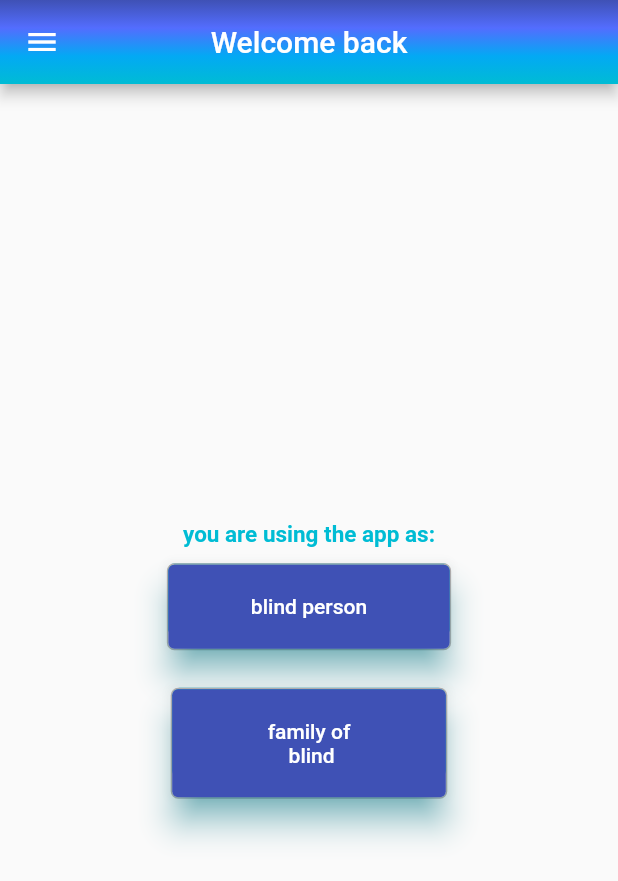
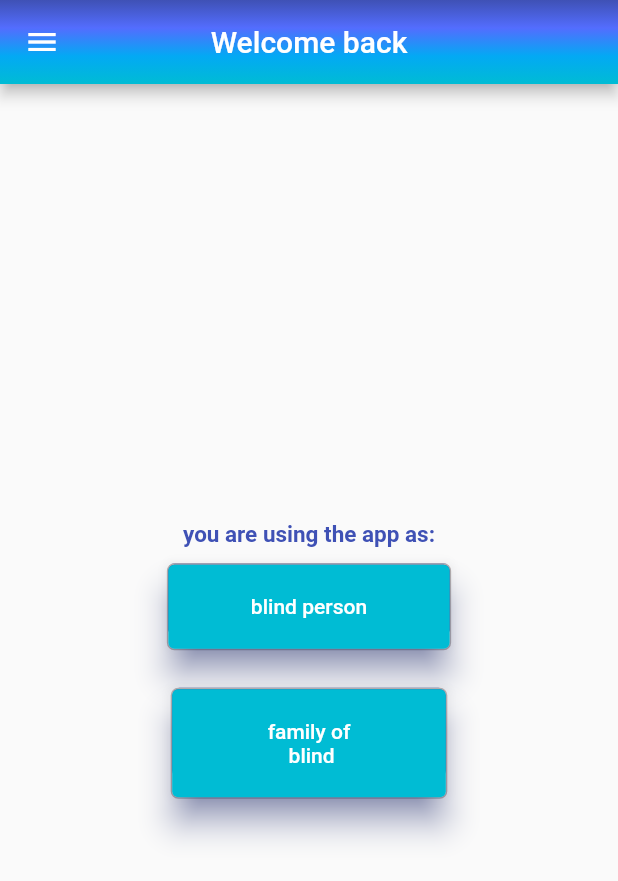
Before and after one commit to Omaralkhanjy94/LetMeBYourEyes, a Flutter app: the screen it shows after launch, on a phone screen of 412 x 824 dp. Shown: the top 881 px of the screen. Run offline on Flutter 3.47's test engine with Material 2 defaults, Android fonts, the light colour scheme and no system bars; our stand-ins replace animated_splash_screen, firebase_auth, firebase_core, google_maps_flutter, location, pinput and 1 more; missing offline and left inert: cloud_firestore_web, firebase_auth_web, firebase_core_web, location_web, smart_auth; accounts and stored records are empty.

Commit message:
Add files via upload

```diff
--- a/lib/constants/colors.dart
+++ b/lib/constants/colors.dart
@@ -1,8 +1,8 @@
 import 'package:flutter/material.dart';
 
 class MainColors {
-  static const Color primaryColor = Colors.indigo;
-  static const Color secondColor = Colors.cyan;
+  static const Color primaryColor = Colors.cyan;
+  static const Color secondColor = Colors.indigo;
 
   // static const MaterialStateProperty<Color?>? mlightBlueGreen = Color.fromRGBO(176, 223, 229, 1);
 }
```
